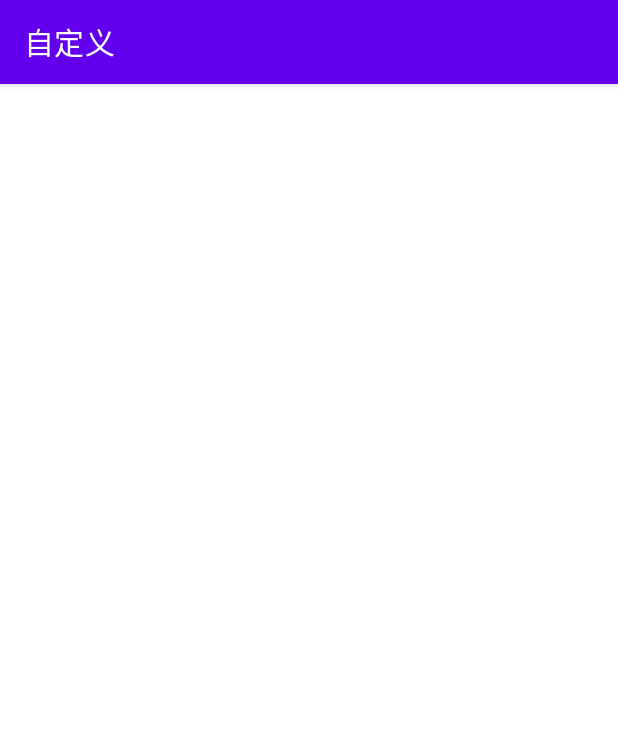
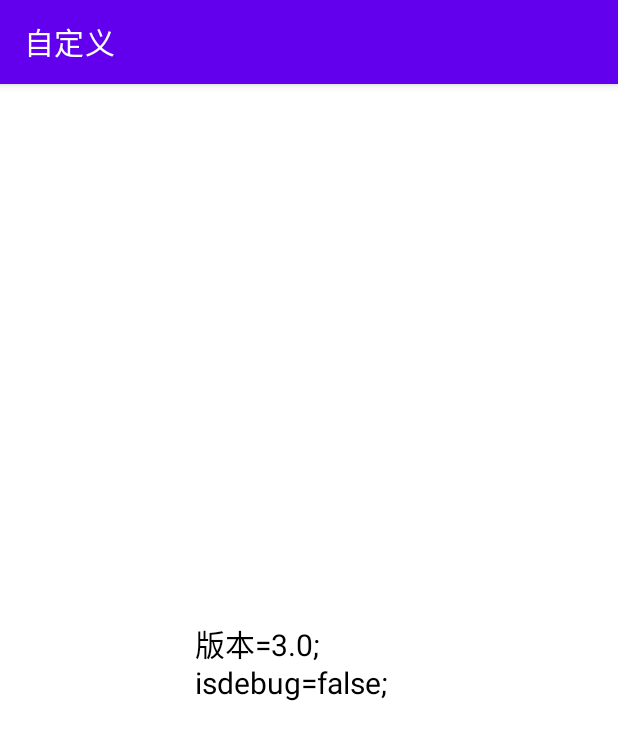
Before and after one commit to jianghu9527/DomeSummary, an Android app: the DebugActivity screen opened directly, with no data from a screen before it, on a phone screen of 412 x 824 dp. Shown: the top 740 px of the screen. Run offline under Robolectric (Android 15) with nearby library versions, the phone set to English and light mode, and no system bars; 2 statements that could not run were skipped.

```diff
--- a/app/src/main/java/com/cd/ruileda/cc/view/base/BaseApplication.java
+++ b/app/src/main/java/com/cd/ruileda/cc/view/base/BaseApplication.java
@@ -9,8 +9,10 @@ import android.os.Build;
 import androidx.multidex.BuildConfig;
 import androidx.multidex.MultiDex;
 
+import com.cd.ruileda.cc.view.util.SpUtil;
 import com.tencent.bugly.Bugly;
 import com.tencent.bugly.beta.Beta;
+import com.tencent.mmkv.MMKV;
 import com.tencent.tinker.loader.app.TinkerApplication;
 
 import static com.tencent.bugly.beta.tinker.TinkerManager.getApplication;
@@ -29,6 +31,8 @@ public class BaseApplication extends  Application {
         super.onCreate();
 
         Bugly.init(getApplicationContext(), "36f30eca82", false);
+        MMKV.initialize(this);
+
 
     }
 
@@ -41,6 +45,8 @@ public class BaseApplication extends  Application {
         // 安装tinker
         // TinkerManager.installTinker(this); 替换成下面Bugly提供的方法
         Beta.installTinker(this);
+
+
     }
 
 
--- a/app/src/main/java/com/cd/ruileda/cc/view/ui/DebugActivity.java
+++ /dev/null
@@ -1,19 +0,0 @@
-package com.cd.ruileda.cc.view.ui;
-
-import android.os.Bundle;
-
-import androidx.annotation.Nullable;
-import androidx.appcompat.app.AppCompatActivity;
-
-import com.cd.ruileda.cc.view.R;
-
-class DebugActivity extends AppCompatActivity {
-
-    @Override
-    protected void onCreate(@Nullable Bundle savedInstanceState) {
-        super.onCreate(savedInstanceState);
-
-        setContentView(R.layout.layoutdebug);
-
-    }
-}
--- /dev/null
+++ b/app/src/main/java/com/cd/ruileda/cc/view/ui/DebugActivity.kt
@@ -0,0 +1,45 @@
+package com.cd.ruileda.cc.view.ui
+
+import android.os.Bundle
+import android.text.TextUtils
+import androidx.appcompat.app.AppCompatActivity
+import com.cd.ruileda.cc.view.BuildConfig
+import com.cd.ruileda.cc.view.R
+import com.cd.ruileda.cc.view.util.LogUtil
+import com.cd.ruileda.cc.view.util.SpUtil
+import kotlinx.android.synthetic.main.layoutdebug.*
+
+public class DebugActivity :AppCompatActivity(){
+
+    override fun onCreate(savedInstanceState: Bundle?) {
+        super.onCreate(savedInstanceState)
+        setContentView(R.layout.layoutdebug)
+
+        var  str=StringBuffer();
+        var mallkey   =    SpUtil.mmkv?.allKeys();
+        mallkey?.forEach {
+            if (TextUtils.isEmpty(SpUtil.mmkv?.decodeString(it))){
+                str.append(it+"="+SpUtil.mmkv?.decodeBool(it)+";     \n");
+            }else{
+                str.append(it+"="+SpUtil.mmkv?.decodeString(it)+";     \n");
+            }
+            LogUtil.i("-----------mmkv--key--"+it)
+        }
+
+        str.append("    \n");
+        str.append("版本="+ BuildConfig.VERSION_NAME+";     \n");
+        str.append("isdebug="+ BuildConfig.isdebug+";     \n");
+
+
+//    var mmap=    SpUtil.mmkv?.all;
+        debugtv.setText(""+str.toString())
+
+
+
+
+
+
+    }
+
+
+}
--- a/app/src/main/java/com/cd/ruileda/cc/view/ui/MainActivity.java
+++ b/app/src/main/java/com/cd/ruileda/cc/view/ui/MainActivity.java
@@ -45,6 +45,7 @@ public class MainActivity extends AppCompatActivity {
         mdata.add("ProgreeBar进度条");
         mdata.add("Tinker");
         mdata.add("room");
+        mdata.add("debug");
         return mdata;
     }
 
@@ -67,6 +68,10 @@ public class MainActivity extends AppCompatActivity {
             case "room":
                 getonitem(RoomActivity.class);
                 break;
+            case "debug":
+                getonitem(DebugActivity.class);
+                break;
+
         }
 
     }
--- a/app/src/main/res/layout/layoutdebug.xml
+++ b/app/src/main/res/layout/layoutdebug.xml
@@ -1,6 +1,20 @@
 <?xml version="1.0" encoding="utf-8"?>
 <LinearLayout xmlns:android="http://schemas.android.com/apk/res/android"
     android:layout_width="match_parent"
+    android:orientation="vertical"
+    android:gravity="center"
     android:layout_height="match_parent">
 
+<TextView
+    android:id="@+id/debugtv"
+    android:layout_width="wrap_content"
+    android:textSize="20sp"
+    android:layout_margin="10dp"
+    android:text="@string/app_name"
+    android:textColor="@color/black"
+    android:layout_height="wrap_content"/>
+
+
+
+
 </LinearLayout>
--- a/app/src/main/res/values-night/themes.xml
+++ /dev/null
@@ -1,16 +0,0 @@
-<resources xmlns:tools="http://schemas.android.com/tools">
-    <!-- Base application theme. -->
-    <style name="Theme.Day01" parent="Theme.MaterialComponents.DayNight.DarkActionBar">
-        <!-- Primary brand color. -->
-        <item name="colorPrimary">@color/purple_200</item>
-        <item name="colorPrimaryVariant">@color/purple_700</item>
-        <item name="colorOnPrimary">@color/black</item>
-        <!-- Secondary brand color. -->
-        <item name="colorSecondary">@color/teal_200</item>
-        <item name="colorSecondaryVariant">@color/teal_200</item>
-        <item name="colorOnSecondary">@color/black</item>
-        <!-- Status bar color. -->
-        <item name="android:statusBarColor" tools:targetApi="l">?attr/colorPrimaryVariant</item>
-        <!-- Customize your theme here. -->
-    </style>
-</resources>
--- a/app/src/main/res/values/themes.xml
+++ b/app/src/main/res/values/themes.xml
@@ -1,5 +1,6 @@
 <resources xmlns:tools="http://schemas.android.com/tools">
     <!-- Base application theme. -->
+
     <style name="Theme.Day01" parent="Theme.MaterialComponents.DayNight.DarkActionBar">
         <!-- Primary brand color. -->
         <item name="colorPrimary">@color/purple_500</item>
--- a/build.gradle
+++ b/build.gradle
@@ -1,15 +1,18 @@
 // Top-level build file where you can add configuration options common to all sub-projects/modules.
 buildscript {
+//    ext.kotlin_version = '1.5.0-RC'
+    ext.kotlin_version = '1.4.20'
     repositories {
         google()
         jcenter()
     }
     dependencies {
 //        classpath "com.android.tools.build:gradle:4.1.2"
-        classpath 'com.android.tools.build:gradle:3.3.2'
+        classpath 'com.android.tools.build:gradle:3.5.2'
         classpath "com.tencent.tinker:tinker-patch-gradle-plugin:1.9.1"
 
         classpath "com.tencent.bugly:tinker-support:1.1.5"
+        classpath "org.jetbrains.kotlin:kotlin-gradle-plugin:$kotlin_version"
 
         // NOTE: Do not place your application dependencies here; they belong
         // in the individual module build.gradle files
```
Also changed, not shown: app/build.gradle (+34 -7 lines), app/src/main/AndroidManifest.xml (+7 -3 lines), app/src/main/java/com/cd/ruileda/cc/view/ui/TinkerActivity.java (+9 -1 lines), app/src/main/java/com/cd/ruileda/cc/view/ui/login/LancherActivity.java (added, +31 -0 lines), app/src/main/java/com/cd/ruileda/cc/view/util/SpUtil.kt (added, +87 -0 lines), app/src/main/res/layout/layoutlancher.xml (added, +7 -0 lines), app/src/main/res/layout/layoutroom.xml (+13 -5 lines), app/src/main/res/layout/layouttinker.xml (+14 -6 lines), gradle/wrapper/gradle-wrapper.properties, 4 other files.
